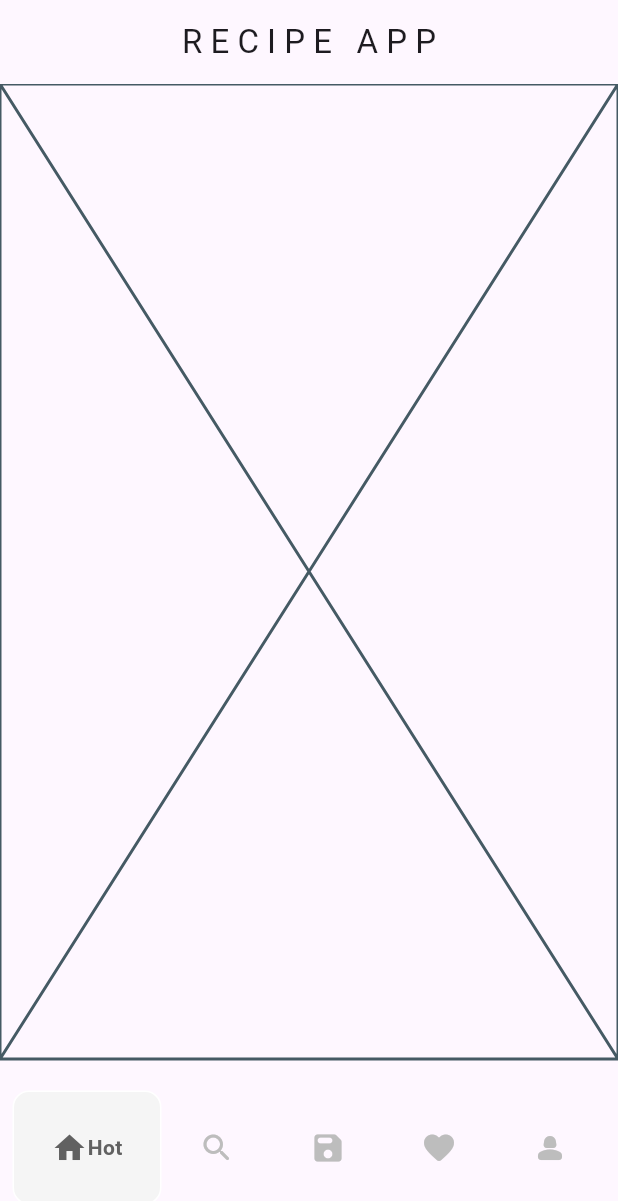
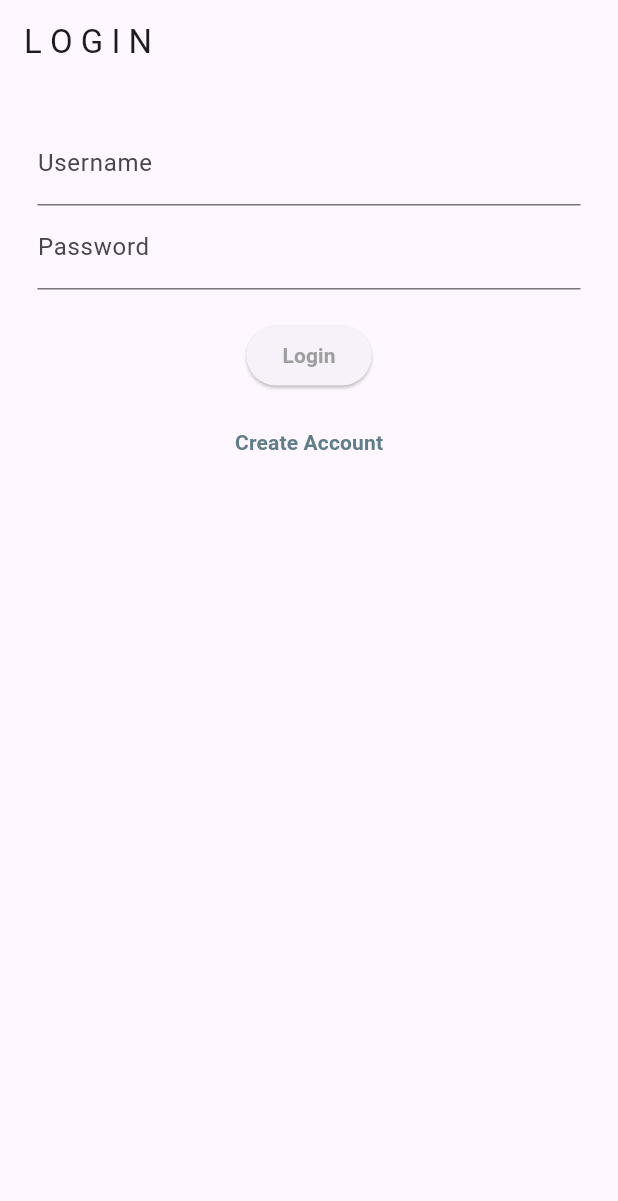
Before and after one commit to floatedbloom/flutter_recipes, a Flutter app: the screen it shows after launch, on a phone screen of 412 x 824 dp. Shown: the top 1201 px of the screen. Run offline on Flutter 3.47's test engine with Material 3 defaults, Android fonts, the phone set to English and light mode, and no system bars; drawn by our look-alikes of google_nav_bar; our stand-ins replace sqflite; accounts and stored records are empty.

Commit message:
login and session stuff

```diff
--- a/lib/main.dart
+++ b/lib/main.dart
@@ -1,11 +1,9 @@
 import 'package:flutter/material.dart';
 import 'package:flutter_recipes/pages/home_page.dart';
-import 'package:sqflite/sqflite.dart';
+import 'package:flutter_recipes/pages/login.dart';
+import 'package:flutter_recipes/session/session_manager.dart';
 
-void main() async {
-  //await sqlite
-  var db = await openDatabase('app_db.db');
-
+void main() {
   runApp(const MyApp());
 }
 
@@ -15,8 +13,22 @@ class MyApp extends StatelessWidget {
   // This widget is the root of your application.
   @override
   Widget build(BuildContext context) {
-    return const MaterialApp(
-      home: HomePage(),
+    return MaterialApp(
+      home: AuthenticationWrapper(),
     );
   }
 }
+
+//check if needs to be sent to login or homepage
+class AuthenticationWrapper extends StatelessWidget {
+  @override
+  Widget build(BuildContext context) {
+    bool isLoggedIn = SessionManager.instance.isLoggedIn;
+
+    if (isLoggedIn) {
+      return const HomePage();
+    } else {
+      return const LoginScreen();
+    }
+  }
+}
--- a/lib/models/recipe.dart
+++ b/lib/models/recipe.dart
@@ -2,7 +2,7 @@ import 'package:flutter/material.dart';
 
 class Recipe {
   final String name;
-  final double rating;
+  double rating = 5;
   final String creator;
   final List<String> ingredients;
   final double health;
@@ -11,7 +11,8 @@ class Recipe {
   final ImageProvider image;
 
   Recipe({
-    required this.name, required this.rating, required this.creator, required this.ingredients,
+    required this.name, //required this.rating,
+    required this.creator, required this.ingredients,
     required this.health, required this.type, required this.diet, required this.image,
     });
 }
--- a/lib/pages/home_page.dart
+++ b/lib/pages/home_page.dart
@@ -5,8 +5,6 @@ import 'package:flutter_recipes/pages/hot_page.dart';
 import 'package:flutter_recipes/pages/later_page.dart';
 import 'package:flutter_recipes/pages/personal_page.dart';
 import 'package:flutter_recipes/pages/search_page.dart';
-
-//on start, homepage w/ nav bar, init on 'hot' page, list w/ search, favorites, create
 
 class HomePage extends StatefulWidget {
   const HomePage({super.key});
--- /dev/null
+++ b/lib/pages/login.dart
@@ -0,0 +1,98 @@
+import 'package:flutter/material.dart';
+import 'package:flutter_recipes/data/database.dart';
+import 'package:flutter_recipes/pages/create_account.dart';
+import 'package:flutter_recipes/pages/home_page.dart';
+import 'package:flutter_recipes/session/session_manager.dart';
+
+class LoginScreen extends StatefulWidget {
+  const LoginScreen({super.key});
+
+  @override
+  State<LoginScreen> createState() => _LoginScreenState();
+}
+
+class _LoginScreenState extends State<LoginScreen> {
+  //controllers for info
+  final TextEditingController _usernameController = TextEditingController();
+  final TextEditingController _passwordController = TextEditingController();
+
+  Future<void> _login() async{
+    String username = _usernameController.text;
+    String password = _passwordController.text;
+
+    //authentication
+    bool isAuthenticated = await _authenticateUser(username, password);
+
+    if (isAuthenticated) {
+      await SessionManager.instance.setUser(username);
+      //go to next screen
+      Navigator.push(
+        context,
+        MaterialPageRoute(builder: (context) => const HomePage()),
+      );
+    } else {
+      ScaffoldMessenger.of(context).showSnackBar(
+        const SnackBar(content: Text('Invalid username or password'))
+      );
+    }
+
+  }
+
+  Future<bool> _authenticateUser(String username, String password) async{
+    var user = await DatabaseHelper().getUserByUsername(username);
+    if (user != null) {
+      String realPassword = await DatabaseHelper().getPasswordByUsername(username);
+      if (password == realPassword) {
+        return true;
+      }
+    }
+    return false;
+  }
+
+  @override
+  Widget build(BuildContext context) {
+    return Scaffold(
+      appBar: AppBar(title: const Text("L O G I N")),
+      body: Padding(
+        padding: const EdgeInsets.all(25),
+        child: Column(
+          children: [
+            //username field
+            TextField(
+              controller: _usernameController,
+              decoration: const InputDecoration(labelText: 'Username'),
+            ),
+            //password field
+            TextField(
+              controller: _passwordController,
+              decoration: const InputDecoration(labelText: 'Password'),
+            ),
+            const SizedBox(height: 20),
+            ElevatedButton(
+              onPressed: _login,
+              child: const Text(
+                'Login',
+                style: TextStyle(color: Colors.grey, fontWeight: FontWeight.bold),
+              ),
+            ),
+            const SizedBox(height: 10),
+            TextButton(
+              onPressed: () {
+                Navigator.push(
+                  context,
+                  MaterialPageRoute(
+                    builder: (context) => CreateAccount(),
+                  ),
+                );
+              },
+              child: const Text(
+                'Create Account',
+                style: TextStyle(color: Colors.blueGrey, fontWeight: FontWeight.bold),
+              ),
+            )
+          ],
+        ),
+      ),
+    );
+  }
+}
--- /dev/null
+++ b/lib/session/session_manager.dart
@@ -0,0 +1,34 @@
+import 'package:flutter_recipes/data/database.dart';
+
+class SessionManager {
+  //stuff for instances
+  static SessionManager? _instance;
+  static SessionManager get instance {
+    _instance ??= SessionManager._internal();
+    return _instance!;
+  }
+
+  SessionManager._internal();
+
+  //session variables
+  String? currentUsername;
+  int? currentUserId;
+
+  Future<void> setUser(String username) async {
+    //get user from database and set it as session
+    Map<String, dynamic>? user = await DatabaseHelper().getUserByUsername(username);
+    if (user != null) {
+      currentUsername = username;
+      currentUserId = user['id'] as int;
+    }
+  }
+
+  //clear session
+  void clearUser() {
+    currentUsername = null;
+    currentUserId = null;
+  }
+
+  //logged in check
+  bool get isLoggedIn => currentUsername != null;
+}
--- a/pubspec.yaml
+++ b/pubspec.yaml
@@ -31,6 +31,7 @@ dependencies:
   flutter:
     sdk: flutter
   sqflite: ^2.3.3+1
+  path: ^1.9.0
 
 
   # The following adds the Cupertino Icons font to your application.
```
Also changed, not shown: lib/components/recipe_tile.dart (+16 -8 lines), lib/data/database.dart (added, +210 -0 lines), lib/pages/create_account.dart (added, +88 -0 lines), pubspec.lock.
